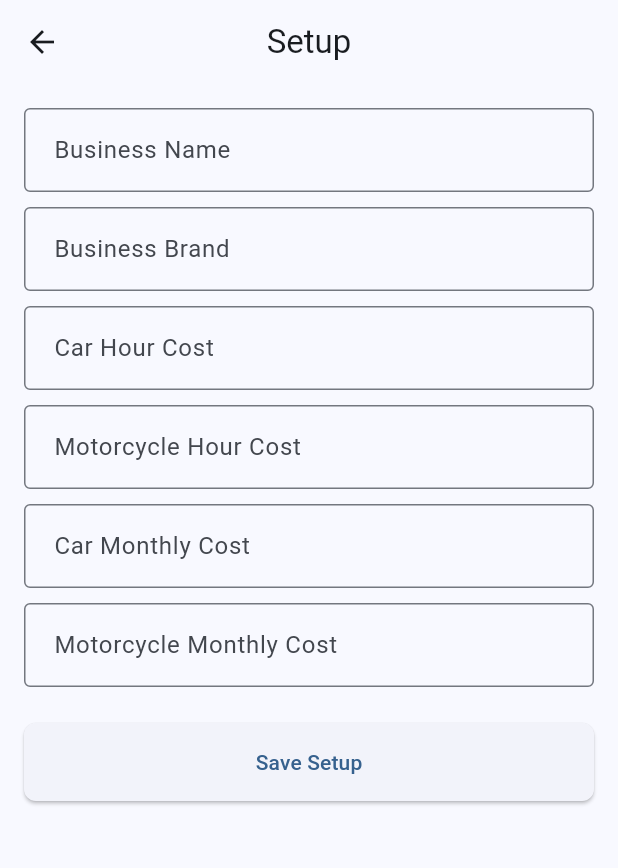
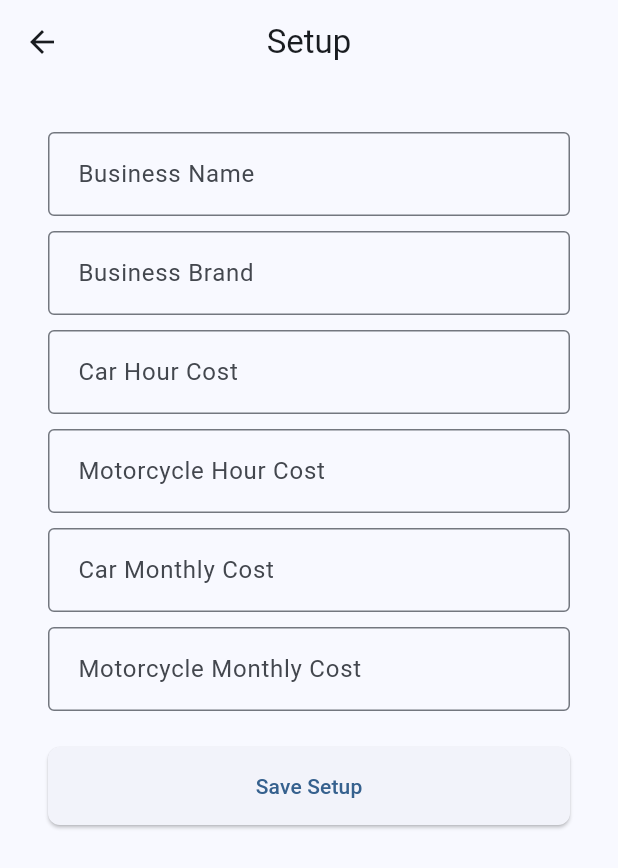
Before and after one commit to crisari666/parking_app, a Flutter app: the SetupPage screen opened by its route, on a phone screen of 412 x 824 dp. Shown: the top 868 px of the screen. Run offline on Flutter 3.47's test engine with Material 3 defaults, Android fonts, the phone set to English and light mode, and no system bars; our stand-ins replace auto_route, equatable, flutter_bloc, gap, get_it, hive and 2 more; accounts and stored records are empty.

Commit message:
Add custom scroll behavior to SetupPage; wrap SetupForm in ScrollConfiguration and SingleChildScrollView for improved scrolling experience and padding adjustments.

```diff
--- a/lib/features/setup/presentation/pages/setup_page.dart
+++ b/lib/features/setup/presentation/pages/setup_page.dart
@@ -7,6 +7,7 @@ import 'package:quantum_parking_flutter/features/setup/data/datasources/setup_lo
 import 'package:quantum_parking_flutter/features/setup/presentation/bloc/setup_state.dart';
 import 'package:quantum_parking_flutter/injection/injection.dart';
 import 'package:quantum_parking_flutter/features/setup/presentation/widgets/setup_form.dart';
+import 'package:quantum_parking_flutter/core/utils/custom_scroll_behaviour.dart';
 
 @RoutePage()
 class SetupPage extends StatelessWidget {
@@ -42,7 +43,15 @@ class SetupPage extends StatelessWidget {
           appBar: AppBar(
             title: const Text('Setup'),
           ),
-          body: SetupForm(),
+          body: ScrollConfiguration(
+            behavior: NoGlowScrollBehaviour(),
+            child: SingleChildScrollView(
+              child: Padding(
+                padding: const EdgeInsets.all(16.0),
+                child: SetupForm(),
+              ),
+            ),
+          ),
         ),
       ),
     );
```
